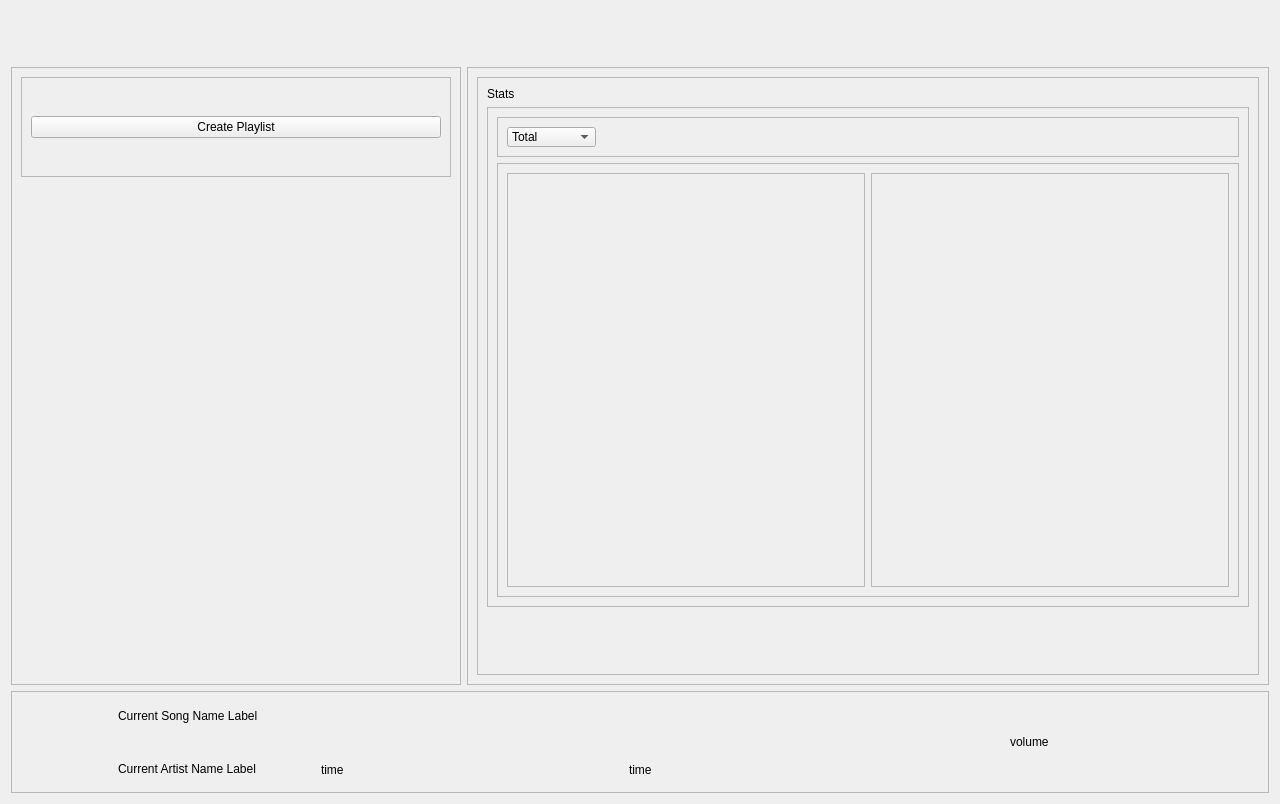
Old version of the form SoundDrive/main.ui in the repository Nmstr/SoundDrive.
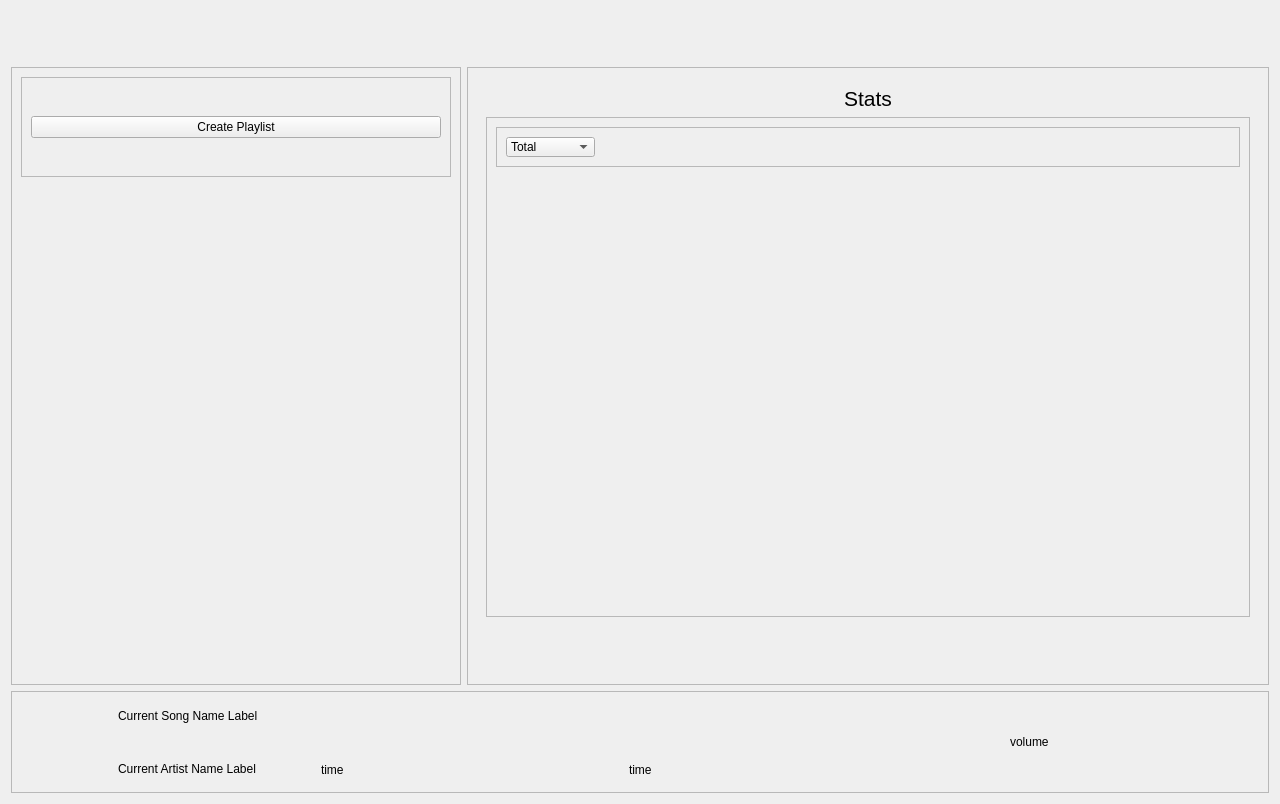
New version of the form.

The edit to the form file:
```diff
--- a/SoundDrive/main.ui
+++ b/SoundDrive/main.ui
@@ -589,6 +589,9 @@
       <layout class="QVBoxLayout" name="verticalLayout_2">
        <item>
         <widget class="QScrollArea" name="stats_scroll">
+         <property name="frameShape">
+          <enum>QFrame::Shape::NoFrame</enum>
+         </property>
          <property name="widgetResizable">
           <bool>true</bool>
          </property>
@@ -597,8 +600,8 @@
            <rect>
             <x>0</x>
             <y>0</y>
-            <width>784</width>
-            <height>602</height>
+            <width>786</width>
+            <height>604</height>
            </rect>
           </property>
           <property name="sizePolicy">
@@ -610,9 +613,17 @@
           <layout class="QVBoxLayout" name="verticalLayout_17">
            <item>
             <widget class="QLabel" name="label_2">
+             <property name="font">
+              <font>
+               <pointsize>16</pointsize>
+              </font>
+             </property>
              <property name="text">
               <string>Stats</string>
              </property>
+             <property name="alignment">
+              <set>Qt::AlignmentFlag::AlignHCenter|Qt::AlignmentFlag::AlignTop</set>
+             </property>
             </widget>
            </item>
            <item>
@@ -694,12 +705,24 @@
               <item>
                <widget class="QFrame" name="played_songs_charts">
                 <property name="frameShape">
-                 <enum>QFrame::Shape::StyledPanel</enum>
+                 <enum>QFrame::Shape::NoFrame</enum>
                 </property>
                 <property name="frameShadow">
                  <enum>QFrame::Shadow::Raised</enum>
                 </property>
                 <layout class="QHBoxLayout" name="horizontalLayout_10">
+                 <property name="leftMargin">
+                  <number>0</number>
+                 </property>
+                 <property name="topMargin">
+                  <number>0</number>
+                 </property>
+                 <property name="rightMargin">
+                  <number>0</number>
+                 </property>
+                 <property name="bottomMargin">
+                  <number>0</number>
+                 </property>
                  <item>
                   <widget class="QFrame" name="played_songs_by_time_container">
                    <property name="sizePolicy">
@@ -709,12 +732,25 @@
                     </sizepolicy>
                    </property>
                    <property name="frameShape">
-                    <enum>QFrame::Shape::StyledPanel</enum>
+                    <enum>QFrame::Shape::NoFrame</enum>
                    </property>
                    <property name="frameShadow">
                     <enum>QFrame::Shadow::Raised</enum>
                    </property>
-                   <layout class="QVBoxLayout" name="verticalLayout_15"/>
+                   <layout class="QVBoxLayout" name="verticalLayout_15">
+                    <property name="leftMargin">
+                     <number>0</number>
+                    </property>
+                    <property name="topMargin">
+                     <number>0</number>
+                    </property>
+                    <property name="rightMargin">
+                     <number>0</number>
+                    </property>
+                    <property name="bottomMargin">
+                     <number>0</number>
+                    </property>
+                   </layout>
                   </widget>
                  </item>
                  <item>
@@ -726,12 +762,25 @@
                     </sizepolicy>
                    </property>
                    <property name="frameShape">
-                    <enum>QFrame::Shape::StyledPanel</enum>
+                    <enum>QFrame::Shape::NoFrame</enum>
                    </property>
                    <property name="frameShadow">
                     <enum>QFrame::Shadow::Raised</enum>
                    </property>
-                   <layout class="QVBoxLayout" name="verticalLayout_14"/>
+                   <layout class="QVBoxLayout" name="verticalLayout_14">
+                    <property name="leftMargin">
+                     <number>0</number>
+                    </property>
+                    <property name="topMargin">
+                     <number>0</number>
+                    </property>
+                    <property name="rightMargin">
+                     <number>0</number>
+                    </property>
+                    <property name="bottomMargin">
+                     <number>0</number>
+                    </property>
+                   </layout>
                   </widget>
                  </item>
                 </layout>
```
Left out of the diff: 5 changed lines with no effect on the pictures.
